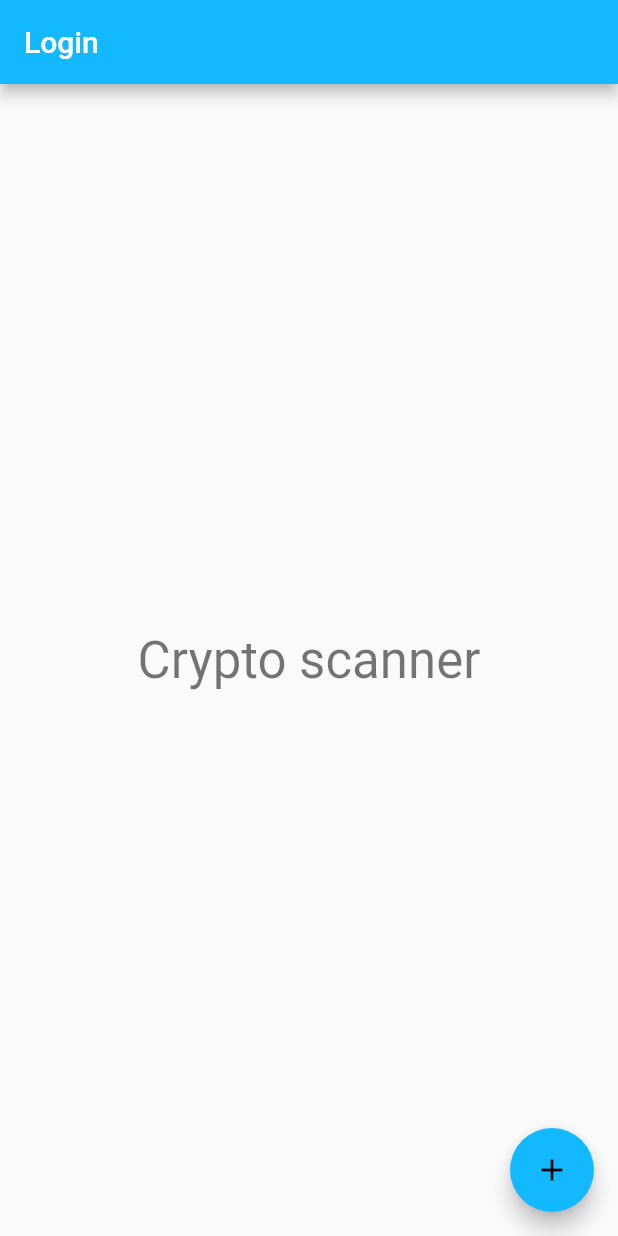
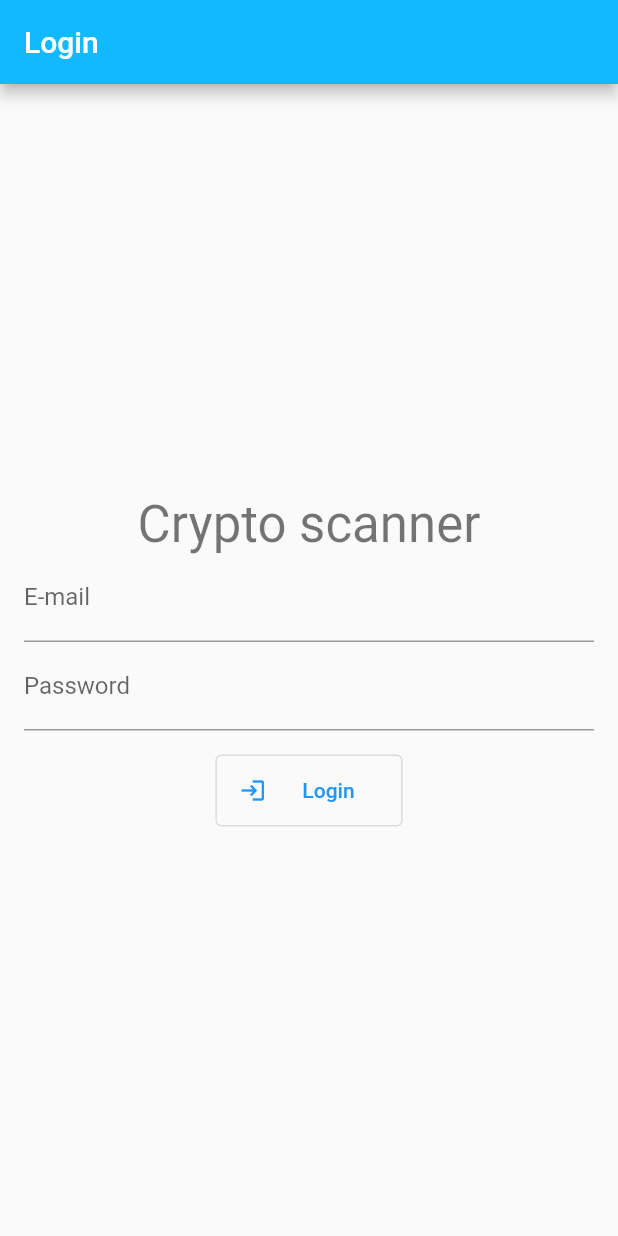
Before and after one commit to tieorange/crypto_prices_scanner_flutter, a Flutter app: the screen it shows after launch, on a phone screen of 412 x 824 dp. Run offline on Flutter 3.47's test engine with Material 2 defaults, Android fonts, the phone set to English and light mode, and no system bars; our stand-ins replace bloc, flutter_bloc; generated files the repository leaves out were written again.

Commit message:
Added basic login UI

```diff
--- a/lib/presentation/app/view/app.dart
+++ b/lib/presentation/app/view/app.dart
@@ -1,4 +1,4 @@
-import 'package:crypto_prices/presentation/l10n/l10n.dart';
+import 'package:crypto_prices/l10n/l10n.dart';
 import 'package:crypto_prices/presentation/login/view/login_page.dart';
 import 'package:flutter/material.dart';
 import 'package:flutter_localizations/flutter_localizations.dart';
--- a/lib/presentation/login/view/login_page.dart
+++ b/lib/presentation/login/view/login_page.dart
@@ -1,4 +1,4 @@
-import 'package:crypto_prices/presentation/l10n/l10n.dart';
+import 'package:crypto_prices/l10n/l10n.dart';
 import 'package:crypto_prices/presentation/login/cubit/login_cubit.dart';
 import 'package:flutter/material.dart';
 import 'package:flutter_bloc/flutter_bloc.dart';
@@ -23,16 +23,13 @@ class SignInSignUpView extends StatelessWidget {
     final l10n = context.l10n;
     return Scaffold(
       appBar: AppBar(title: Text(l10n.loginAppBarTitle)),
-      body: const Center(child: SignInView()),
-      floatingActionButton: Column(
-        mainAxisAlignment: MainAxisAlignment.end,
-        crossAxisAlignment: CrossAxisAlignment.end,
-        children: [
-          FloatingActionButton(
-            onPressed: () => context.read<LoginCubit>().increment(),
-            child: const Icon(Icons.add),
-          )
-        ],
+      body: const Center(
+        child: SingleChildScrollView(
+          child: Padding(
+            padding: EdgeInsets.all(16.0),
+            child: SignInView(),
+          ),
+        ),
       ),
     );
   }
@@ -43,8 +40,43 @@ class SignInView extends StatelessWidget {
 
   @override
   Widget build(BuildContext context) {
+    final login = TextFormField(
+      decoration: const InputDecoration(
+        border: UnderlineInputBorder(),
+        labelText: 'E-mail',
+      ),
+    );
+    final password = TextFormField(
+      obscureText: true,
+      decoration: const InputDecoration(
+        border: UnderlineInputBorder(),
+        labelText: 'Password',
+      ),
+    );
+
     final theme = Theme.of(context);
     final count = context.select((LoginCubit cubit) => cubit.state);
-    return Text('Crypto scanner', style: theme.textTheme.headline4);
+    final loginButton = OutlinedButton.icon(
+      onPressed: onTapLogin,
+      icon: const Icon(Icons.login, size: 18),
+      label: const Padding(
+        padding: EdgeInsets.all(16),
+        child: Text('Login'),
+      ),
+    );
+    return Column(
+      mainAxisAlignment: MainAxisAlignment.center,
+      children: [
+        Text('Crypto scanner', style: theme.textTheme.headline4),
+        login,
+        password,
+        const SizedBox(height: 16),
+        loginButton,
+      ],
+    );
   }
+
+  void onTapLogin() {
+      // Respond to button press
+    }
 }
```
Also changed, not shown: lib/l10n/arb/app_en.arb (renamed from lib/presentation/l10n/arb/app_en.arb), lib/l10n/arb/app_ru.arb (renamed from lib/presentation/l10n/arb/app_ru.arb), lib/l10n/l10n.dart (renamed from lib/presentation/l10n/l10n.dart), 1 other file.
